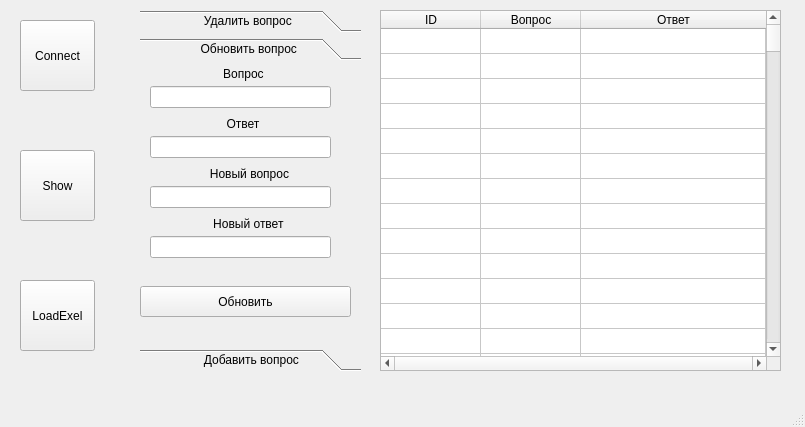
The window that app/ui/data_base.ui (AnnushkaStark/Brain_ring_game-admin_panel-) describes before a commit, drawn with Qt 5.
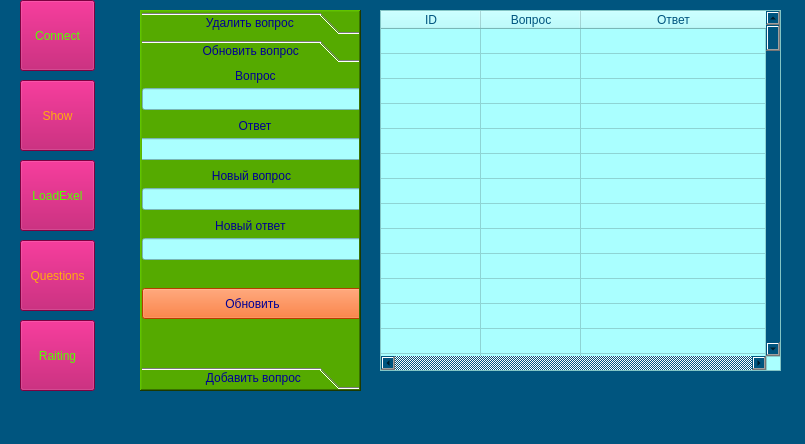
The same window after the commit. The open tabs and pages were chosen to show the change.

Commit message: Добавлены заготовки окна менеджера вопросов и окна просмтра рейтингов

```diff
--- a/app/ui/data_base.ui
+++ b/app/ui/data_base.ui
@@ -7,12 +7,15 @@
     <x>0</x>
     <y>0</y>
     <width>805</width>
-    <height>427</height>
+    <height>444</height>
    </rect>
   </property>
   <property name="windowTitle">
    <string>MainWindow</string>
   </property>
+  <property name="styleSheet">
+   <string notr="true">background-color: rgb(0, 85, 127);</string>
+  </property>
   <widget class="QWidget" name="centralwidget">
    <widget class="QTableWidget" name="tableWidget">
     <property name="geometry">
@@ -23,6 +26,10 @@
       <height>361</height>
      </rect>
     </property>
+    <property name="styleSheet">
+     <string notr="true">background-color: rgb(170, 255, 255);
+color: rgb(0, 85, 127);</string>
+    </property>
     <property name="verticalScrollBarPolicy">
      <enum>Qt::ScrollBarAlwaysOn</enum>
     </property>
@@ -10088,7 +10095,7 @@
       <x>140</x>
       <y>10</y>
       <width>221</width>
-      <height>361</height>
+      <height>381</height>
      </rect>
     </property>
     <property name="contextMenuPolicy">
@@ -10097,6 +10104,25 @@
     <property name="whatsThis">
      <string/>
     </property>
+    <property name="styleSheet">
+     <string notr="true">color: rgb(0, 0, 148);
+
+background-color: rgb(85, 170, 0);
+border-color: rgb(255, 85, 0);
+</string>
+    </property>
+    <property name="frameShape">
+     <enum>QFrame::WinPanel</enum>
+    </property>
+    <property name="frameShadow">
+     <enum>QFrame::Raised</enum>
+    </property>
+    <property name="lineWidth">
+     <number>4</number>
+    </property>
+    <property name="midLineWidth">
+     <number>13</number>
+    </property>
     <property name="currentIndex">
      <number>1</number>
     </property>
@@ -10177,8 +10203,8 @@
       <rect>
        <x>0</x>
        <y>0</y>
-       <width>221</width>
-       <height>271</height>
+       <width>217</width>
+       <height>287</height>
       </rect>
      </property>
      <attribute name="label">
@@ -10189,10 +10215,13 @@
        <rect>
         <x>0</x>
         <y>220</y>
-        <width>211</width>
+        <width>221</width>
         <height>31</height>
        </rect>
       </property>
+      <property name="styleSheet">
+       <string notr="true">background-color: rgb(255, 85, 0);</string>
+      </property>
       <property name="text">
        <string>Обновить</string>
       </property>
@@ -10200,47 +10229,59 @@
      <widget class="QLineEdit" name="lineEdit_answer_old">
       <property name="geometry">
        <rect>
-        <x>10</x>
+        <x>-10</x>
         <y>70</y>
-        <width>181</width>
+        <width>231</width>
         <height>22</height>
        </rect>
       </property>
+      <property name="styleSheet">
+       <string notr="true">background-color: rgb(170, 255, 255);</string>
+      </property>
      </widget>
      <widget class="QLineEdit" name="lineEdit_question_old">
       <property name="geometry">
        <rect>
-        <x>10</x>
+        <x>0</x>
         <y>20</y>
-        <width>181</width>
+        <width>221</width>
         <height>22</height>
        </rect>
       </property>
+      <property name="styleSheet">
+       <string notr="true">background-color: rgb(170, 255, 255);</string>
+      </property>
      </widget>
      <widget class="QLineEdit" name="lineEdit_question_new">
       <property name="geometry">
        <rect>
-        <x>10</x>
+        <x>0</x>
         <y>120</y>
-        <width>181</width>
+        <width>221</width>
         <height>22</height>
        </rect>
       </property>
+      <property name="styleSheet">
+       <string notr="true">background-color: rgb(170, 255, 255);</string>
+      </property>
      </widget>
      <widget class="QLineEdit" name="lineEdit_answer_new">
       <property name="geometry">
        <rect>
-        <x>10</x>
+        <x>0</x>
         <y>170</y>
-        <width>181</width>
+        <width>221</width>
         <height>22</height>
        </rect>
       </property>
+      <property name="styleSheet">
+       <string notr="true">background-color: rgb(170, 255, 255);</string>
+      </property>
      </widget>
      <widget class="QLabel" name="label_3">
       <property name="geometry">
        <rect>
-        <x>10</x>
+        <x>20</x>
         <y>0</y>
         <width>181</width>
         <height>16</height>
@@ -10253,7 +10294,7 @@
      <widget class="QLabel" name="label_4">
       <property name="geometry">
        <rect>
-        <x>10</x>
+        <x>20</x>
         <y>50</y>
         <width>181</width>
         <height>16</height>
@@ -10367,11 +10408,15 @@
     <property name="geometry">
      <rect>
       <x>20</x>
-      <y>20</y>
+      <y>0</y>
       <width>75</width>
       <height>71</height>
      </rect>
     </property>
+    <property name="styleSheet">
+     <string notr="true">background-color: rgb(177, 0, 89);
+color: rgb(85, 255, 0);</string>
+    </property>
     <property name="text">
      <string>Connect</string>
     </property>
@@ -10380,11 +10425,15 @@
     <property name="geometry">
      <rect>
       <x>20</x>
-      <y>280</y>
+      <y>160</y>
       <width>75</width>
       <height>71</height>
      </rect>
     </property>
+    <property name="styleSheet">
+     <string notr="true">background-color: rgb(177, 0, 89);
+color: rgb(85, 255, 0);</string>
+    </property>
     <property name="text">
      <string>LoadExel</string>
     </property>
@@ -10393,15 +10442,53 @@
     <property name="geometry">
      <rect>
       <x>20</x>
-      <y>150</y>
+      <y>80</y>
       <width>75</width>
       <height>71</height>
      </rect>
     </property>
+    <property name="styleSheet">
+     <string notr="true">background-color: rgb(177, 0, 89);
+color: rgb(255, 174, 12);</string>
+    </property>
     <property name="text">
      <string>Show</string>
     </property>
    </widget>
+   <widget class="QPushButton" name="pushButton_question_wibdow">
+    <property name="geometry">
+     <rect>
+      <x>20</x>
+      <y>240</y>
+      <width>75</width>
+      <height>71</height>
+     </rect>
+    </property>
+    <property name="styleSheet">
+     <string notr="true">background-color: rgb(177, 0, 89);
+color: rgb(255, 174, 12);</string>
+    </property>
+    <property name="text">
+     <string>Questions</string>
+    </property>
+   </widget>
+   <widget class="QPushButton" name="pushButton_Raiting_window">
+    <property name="geometry">
+     <rect>
+      <x>20</x>
+      <y>320</y>
+      <width>75</width>
+      <height>71</height>
+     </rect>
+    </property>
+    <property name="styleSheet">
+     <string notr="true">background-color: rgb(177, 0, 89);
+color: rgb(85, 255, 0);</string>
+    </property>
+    <property name="text">
+     <string>Raiting</string>
+    </property>
+   </widget>
   </widget>
   <widget class="QMenuBar" name="menubar">
    <property name="geometry">
```
Left out of the diff: 54 changed lines with no effect on the pictures. The commit also changes 3 other files.
